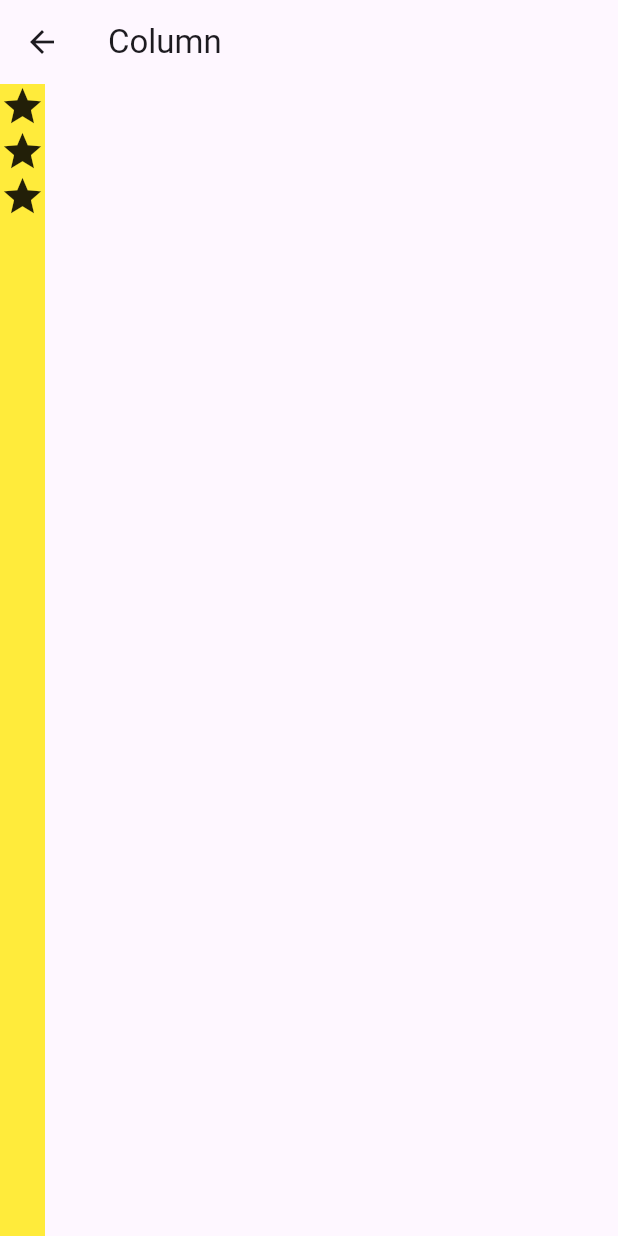
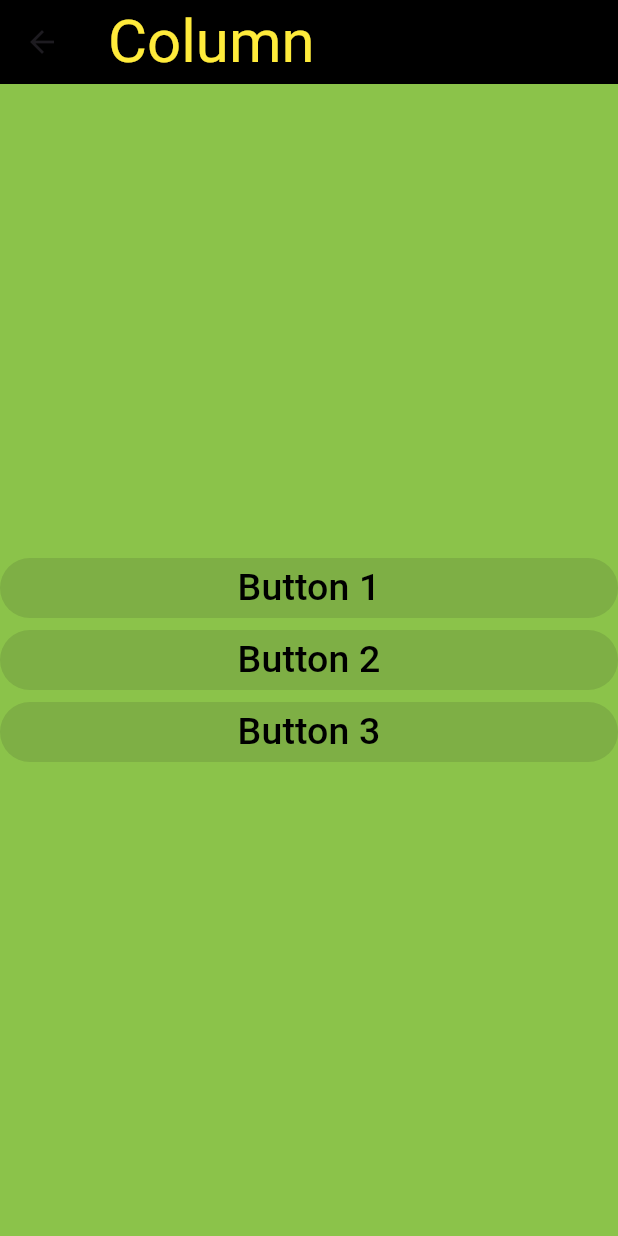
Before and after one commit to bijaya143/firstapp, a Flutter app: the screen it shows after launch, after a tap on "Column", on a phone screen of 412 x 824 dp. Run offline on Flutter 3.47's test engine with Material 3 defaults, Android fonts, the phone set to English and light mode, and no system bars.

```diff
--- a/lib/screen/column_screen.dart
+++ b/lib/screen/column_screen.dart
@@ -1,23 +1,58 @@
 import 'package:flutter/cupertino.dart';
 import 'package:flutter/material.dart';
 
-class ColumnScreen extends StatelessWidget {
+class ColumnScreen extends StatefulWidget {
   const ColumnScreen({super.key});
 
   @override
-  Widget build(BuildContext context) {
+  State<ColumnScreen> createState() => _ColumnScreenState();
+}
+
+class _ColumnScreenState extends State<ColumnScreen> {
+  @override
+  Widget build(BuildContext context){
     return Scaffold(
       appBar: AppBar(
-        title: const Text('Column'),
+        title: const Text('Column', style: TextStyle(color: Colors.yellow, fontSize: 40, ),),
+        backgroundColor: Colors.black,
       ),
       body: Container(
-        color: Colors.yellow,
-        child: Column(
-          mainAxisAlignment: MainAxisAlignment.start,
-          children: const [
-            Icon(Icons.star, size: 30),
-            Icon(Icons.star, size: 30),
-            Icon(Icons.star, size: 30),
+        color: Colors.lightGreen,
+        child: const Column(
+          mainAxisAlignment: MainAxisAlignment.center,
+          crossAxisAlignment: CrossAxisAlignment.stretch,
+          children: [
+            ElevatedButton(
+              onPressed: null,
+              child: const Text(
+                'Button 1',
+                style: TextStyle(
+                    fontSize: 25,
+                    color: Colors.black
+                ),
+              ),
+            ),
+            // Spacer(),
+            ElevatedButton(
+              onPressed: null,
+              child: const Text(
+                'Button 2',
+                style: TextStyle(
+                    fontSize: 25,
+                    color: Colors.black
+                ),
+              ),
+            ),
+            ElevatedButton(
+              onPressed: null,
+              child: const Text(
+                'Button 3',
+                style: TextStyle(
+                    fontSize: 25,
+                    color: Colors.black
+                ),
+              ),
+            ),
           ],
         ),
       ),
--- a/lib/screen/dashboard_screen.dart
+++ b/lib/screen/dashboard_screen.dart
@@ -1,7 +1,10 @@
 import 'package:firstapp/screen/area_screen.dart';
 import 'package:firstapp/screen/arithmetic_screen.dart';
 import 'package:firstapp/screen/column_screen.dart';
+import 'package:firstapp/screen/container_screen.dart';
+import 'package:firstapp/screen/flexible_expanded_screen.dart';
 import 'package:firstapp/screen/layout_screen.dart';
+import 'package:firstapp/screen/row_and_column_screen.dart';
 import 'package:firstapp/screen/simple_interest_screen.dart';
 import 'package:flutter/material.dart';
 
@@ -112,6 +115,59 @@ class DashboardScreen extends StatelessWidget {
                   ),
                 ),
               ),
+              SizedBox(
+
+                width: double.infinity,
+                child: ElevatedButton(
+                  onPressed: (){
+                    Navigator.push(
+                        context,
+                        MaterialPageRoute(builder: (context) => const ContainerScreen()));
+                  },
+                  child: const Text(
+                    'Container',
+                    style: TextStyle(
+                        fontSize: 25,
+                        color: Colors.deepPurpleAccent
+                    ),
+                  ),
+                ),
+              ),
+              SizedBox(
+
+                width: double.infinity,
+                child: ElevatedButton(
+                  onPressed: (){
+                    Navigator.push(
+                        context,
+                        MaterialPageRoute(builder: (context) => const FlexibleExpandedScreen()));
+                  },
+                  child: const Text(
+                    'Flexible Expanded',
+                    style: TextStyle(
+                        fontSize: 25,
+                        color: Colors.black
+                    ),
+                  ),
+                ),
+              ),
+              SizedBox(
+                width: double.infinity,
+                child: ElevatedButton(
+                  onPressed: (){
+                    Navigator.push(
+                        context,
+                        MaterialPageRoute(builder: (context) => const RowAndColumnScreen()));
+                  },
+                  child: const Text(
+                    'Row and Column',
+                    style: TextStyle(
+                        fontSize: 25,
+                        color: Colors.brown
+                    ),
+                  ),
+                ),
+              ),
               // SizedBox(
               //
               //   width: double.infinity,
```
Also changed, not shown: lib/common/my_snackbar.dart (added, +15 -0 lines), lib/screen/container_screen.dart (added, +35 -0 lines), lib/screen/flexible_expanded_screen.dart (added, +94 -0 lines), lib/screen/row_and_column_screen.dart (added, +91 -0 lines).
